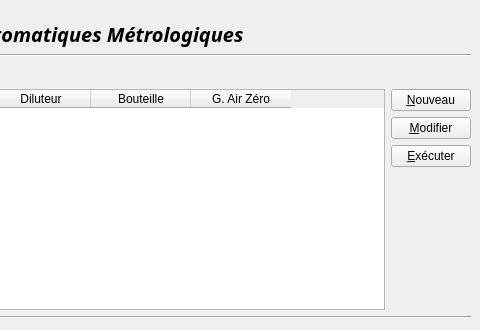
This is homewidget.ui in InformatiqueAtmoNA/tam as Qt 5 draws it before an edit; both pictures show x 320 to 800 and y 0 to 330 of the 800 by 572 pixel window. The edited form follows.
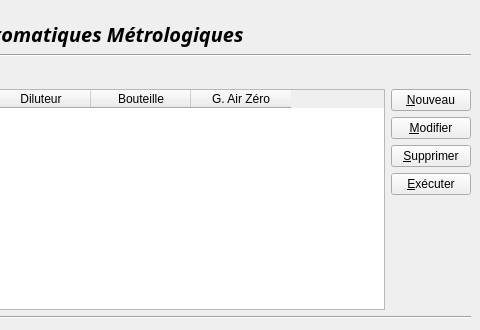
This is the edited form.

Patch:
```diff
--- a/homewidget.ui
+++ b/homewidget.ui
@@ -187,6 +187,13 @@
           </property>
          </widget>
         </item>
+        <item>
+         <widget class="QPushButton" name="button_Supprimer">
+          <property name="text">
+           <string>&amp;Supprimer</string>
+          </property>
+         </widget>
+        </item>
         <item>
          <widget class="QPushButton" name="button_Executer">
           <property name="text">
```
